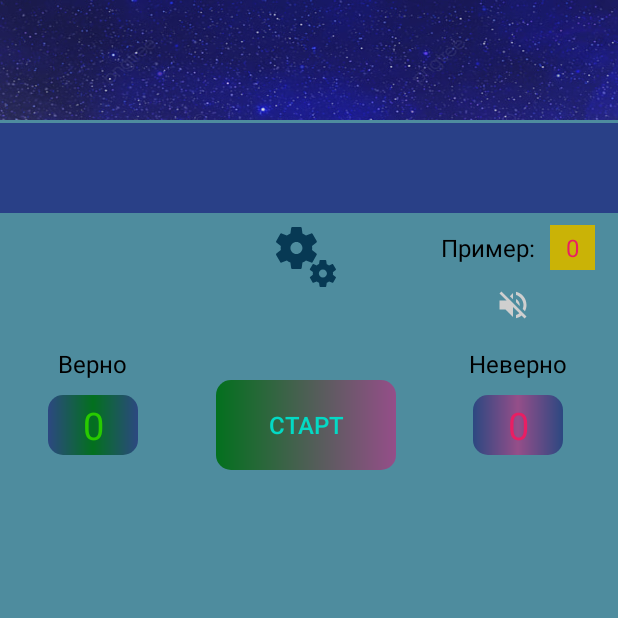
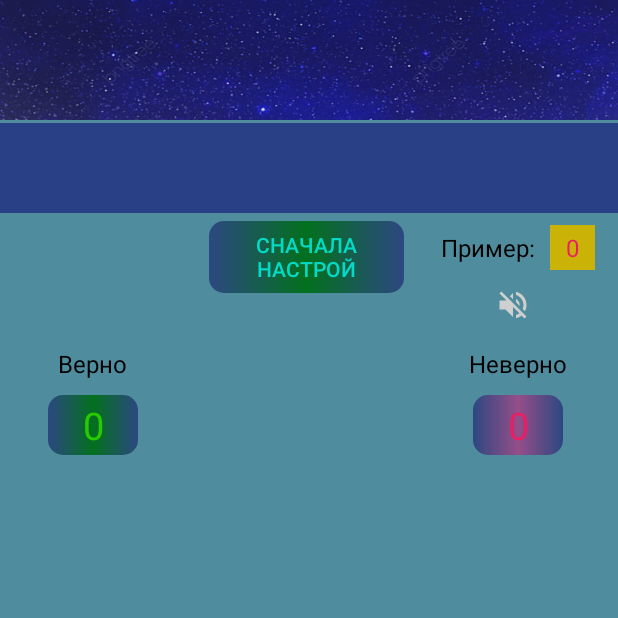
Before and after one commit to mikolaych/ChildScoreKot, an Android app: the screen it shows after launch (MainActivity), on a phone screen of 412 x 824 dp, the top half of it. Run offline under Robolectric (Android 15) with nearby library versions, the phone set to English and light mode, and no system bars.

Commit message:
19.09.22

```diff
--- a/app/src/main/java/ru/mikolaych/childscorekot/MainActivity.kt
+++ b/app/src/main/java/ru/mikolaych/childscorekot/MainActivity.kt
@@ -37,6 +37,7 @@
 
 
 
+
 class MainActivity : AppCompatActivity(), RandomNumbers {
     private lateinit var binding: ActivityMainBinding
 
@@ -48,7 +49,7 @@
         setContentView(binding.root)
 
 
-
+        binding.startAppButton.visibility = View.INVISIBLE
         dataModelInitialisation()
         startUpp()
         optionButton()
@@ -108,14 +109,16 @@
             timerStatus = it
         }
 
-
-
     }
 
     //Старт опций
     private fun optionButton(){
+
+
+
         binding.optionsButton.setOnClickListener(View.OnClickListener {
             supportFragmentManager.beginTransaction().replace(R.id.fragment, PassInputFragment(), "pass_fragment").commit()
+            binding.startAppButton.visibility = View.VISIBLE
 
         })
     }
--- a/app/src/main/java/ru/mikolaych/childscorekot/screens/SettingFragment.kt
+++ b/app/src/main/java/ru/mikolaych/childscorekot/screens/SettingFragment.kt
@@ -53,6 +53,7 @@
                 transaction?.remove(it)?.commitAllowingStateLoss()
             }
 
+
         })
 
 
--- a/app/src/main/java/ru/mikolaych/childscorekot/viewModel/DataModel.kt
+++ b/app/src/main/java/ru/mikolaych/childscorekot/viewModel/DataModel.kt
@@ -30,4 +30,5 @@
 
 
 
+
 }
--- a/app/src/main/res/layout/activity_main.xml
+++ b/app/src/main/res/layout/activity_main.xml
@@ -175,7 +175,7 @@
     <androidx.appcompat.widget.AppCompatButton
         android:id="@+id/startButton"
         android:layout_width="120dp"
-        android:layout_height="60dp"
+        android:layout_height="40dp"
         android:background="@drawable/gradient_start"
         android:gravity="center"
         android:text="@string/startButton"
@@ -189,11 +189,12 @@
 
     <androidx.appcompat.widget.AppCompatButton
         android:id="@+id/optionsButton"
-        android:layout_width="48dp"
+        android:layout_width="130dp"
         android:layout_height="48dp"
         android:layout_marginTop="5dp"
-        android:background="@drawable/options"
+        android:background="@drawable/gradient"
         android:gravity="center"
+        android:text="@string/optionsButton"
         app:layout_constraintEnd_toEndOf="@+id/countDown"
         app:layout_constraintStart_toStartOf="@+id/countDown"
         app:layout_constraintTop_toBottomOf="@+id/answerWindow" />
@@ -213,16 +214,16 @@
     <androidx.appcompat.widget.AppCompatButton
         android:id="@+id/startAppButton"
         android:layout_width="120dp"
-        android:layout_height="60dp"
+        android:layout_height="40dp"
         android:background="@drawable/gradient_start"
         android:padding="4dp"
         android:text="@string/newGameButton"
         android:textSize="@dimen/startButton"
         android:visibility="visible"
+        app:layout_constraintBottom_toBottomOf="@+id/positiveWindow"
         app:layout_constraintEnd_toEndOf="@id/startButton"
         app:layout_constraintStart_toStartOf="@id/startButton"
-        app:layout_constraintTop_toTopOf="@id/startButton"
-        tools:layout_editor_absoluteY="248dp" />
+        app:layout_constraintTop_toTopOf="@+id/positiveWindow" />
 
     <FrameLayout
         android:id="@+id/fragment"
--- a/app/src/main/res/values/strings.xml
+++ b/app/src/main/res/values/strings.xml
@@ -33,4 +33,5 @@
     <string name="timerLimitTittle">Таймер, сек</string>
     <string name="numberLevelTittle">Число уровней:</string>
     <string name="passTittle">Реши пример:</string>
+    <string name="optionsButton">Сначала настрой</string>
 </resources>
```
Also changed, not shown: app/src/main/java/ru/mikolaych/childscorekot/screens/PassInputFragment.kt (+5 -3 lines).
